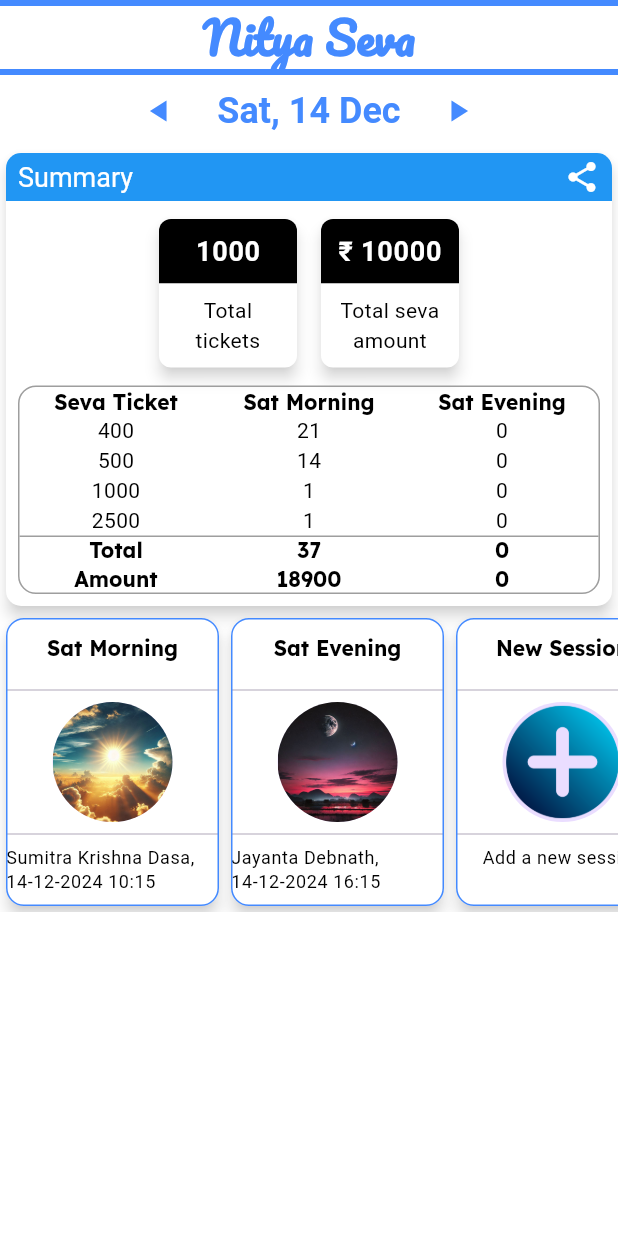
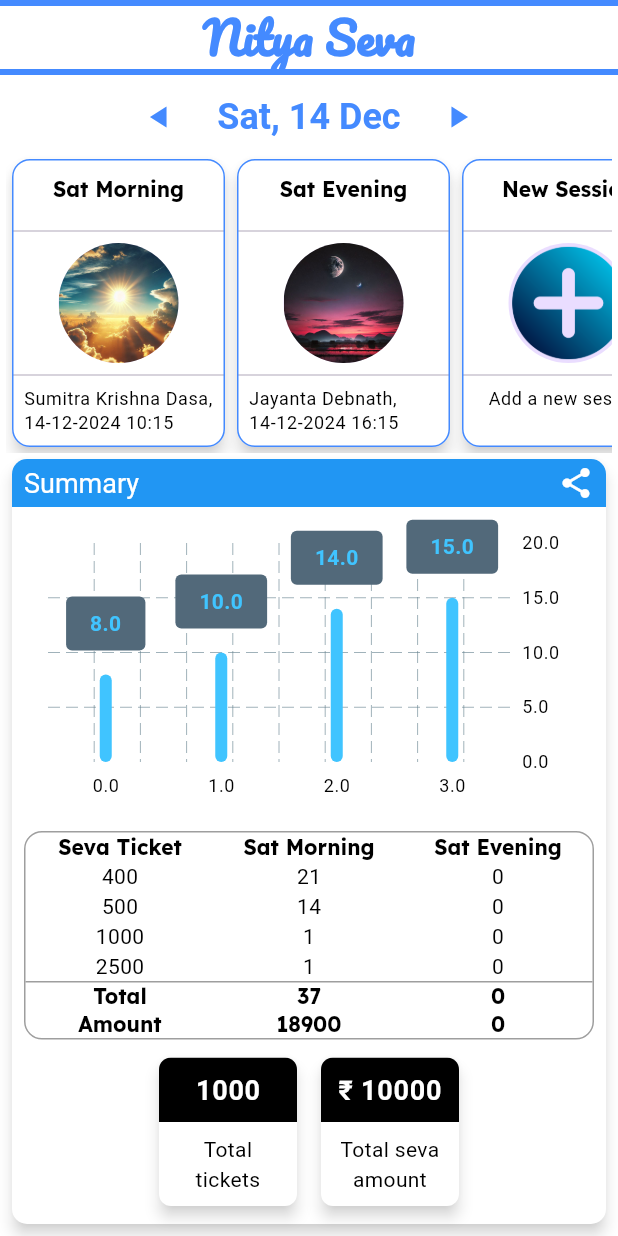
Before and after one commit to jayantadn/vkhillseva, a Flutter app: the screen it shows after launch, on a phone screen of 412 x 824 dp. Run offline on Flutter 3.47's test engine with Material 3 defaults, Android fonts, the phone set to English and light mode, and no system bars; drawn by our look-alikes of fl_chart; our stand-ins replace firebase_core, google_fonts, synchronized; accounts and stored records are empty; Roboto replaces fonts that are missing (Mogra).

Commit message:
Add payment mode chart to DaySummary and update layout in NityaSeva

```diff
--- a/lib/nitya_seva/day_summary.dart
+++ b/lib/nitya_seva/day_summary.dart
@@ -1,5 +1,6 @@
 import 'package:flutter/material.dart';
 import 'package:synchronized/synchronized.dart';
+import 'package:fl_chart/fl_chart.dart';
 
 class DaySummary extends StatefulWidget {
   const DaySummary({super.key});
@@ -264,6 +265,80 @@ class _DaySummaryState extends State<DaySummary> {
     );
   }
 
+  Widget _createModeChart(BuildContext context) {
+    return BarChart(
+      BarChartData(
+        alignment: BarChartAlignment.spaceAround,
+        maxY: 20,
+        barTouchData: BarTouchData(enabled: false),
+        titlesData: FlTitlesData(
+          leftTitles: AxisTitles(
+            sideTitles: SideTitles(showTitles: false), // Hide left titles
+          ),
+          rightTitles: AxisTitles(
+            sideTitles: SideTitles(
+              showTitles: true,
+              reservedSize:
+                  40, // Reserve some fixed space for the labels on the right
+              getTitlesWidget: (value, meta) {
+                return Padding(
+                  padding: const EdgeInsets.only(
+                      left: 8.0), // Add padding to the left
+                  child: Text(
+                    value.toString(),
+                    style: Theme.of(context).textTheme.bodySmall,
+                  ),
+                );
+              },
+            ),
+          ),
+          bottomTitles: AxisTitles(
+            sideTitles: SideTitles(
+              showTitles: true,
+              reservedSize: 22, // Add some reserved size for padding
+              getTitlesWidget: (value, meta) {
+                return Padding(
+                  padding:
+                      const EdgeInsets.only(top: 8.0), // Add padding to the top
+                  child: Text(
+                    value.toString(),
+                    style: Theme.of(context).textTheme.bodySmall,
+                  ),
+                );
+              },
+            ),
+          ),
+          topTitles: AxisTitles(
+            sideTitles: SideTitles(showTitles: false), // Hide top titles
+          ),
+        ),
+        borderData: FlBorderData(show: false),
+        barGroups: [
+          BarChartGroupData(
+            x: 0,
+            barRods: [BarChartRodData(toY: 8, color: Colors.lightBlueAccent)],
+            showingTooltipIndicators: [0],
+          ),
+          BarChartGroupData(
+            x: 1,
+            barRods: [BarChartRodData(toY: 10, color: Colors.lightBlueAccent)],
+            showingTooltipIndicators: [0],
+          ),
+          BarChartGroupData(
+            x: 2,
+            barRods: [BarChartRodData(toY: 14, color: Colors.lightBlueAccent)],
+            showingTooltipIndicators: [0],
+          ),
+          BarChartGroupData(
+            x: 3,
+            barRods: [BarChartRodData(toY: 15, color: Colors.lightBlueAccent)],
+            showingTooltipIndicators: [0],
+          ),
+        ],
+      ),
+    );
+  }
+
   @override
   Widget build(BuildContext context) {
     return Card(
@@ -280,13 +355,23 @@ class _DaySummaryState extends State<DaySummary> {
             padding: EdgeInsets.all(8.0),
             child: Column(
               children: [
-                // tiles for total
-                _createGrandTotal(context),
+                // create chart for payment mode
+                SizedBox(
+                    height: 200,
+                    child: Padding(
+                      padding: const EdgeInsets.all(16.0),
+                      child: _createModeChart(context),
+                    )),
 
                 SizedBox(height: 8),
 
                 // table for tickets
                 _createTicketTable(context),
+
+                SizedBox(height: 8),
+
+                // tiles for total
+                _createGrandTotal(context),
               ],
             ),
           ),
--- a/lib/nitya_seva/nitya_seva.dart
+++ b/lib/nitya_seva/nitya_seva.dart
@@ -38,7 +38,9 @@ class _NityaSevaState extends State<NityaSeva> {
         appBar: AppBar(
           title: Text(widget.title),
         ),
-        body: Stack(
+        body: Padding(
+          padding: const EdgeInsets.all(4.0),
+          child: Stack(
             children: [
               RefreshIndicator(
                 onRefresh: refresh,
@@ -48,9 +50,6 @@ class _NityaSevaState extends State<NityaSeva> {
                     DateHeader(
                         callbacks:
                             DateHeaderCallbacks(onChange: (DateTime date) {})),
-
-                  // summary
-                  DaySummary(),
 
                     // slot tiles
                     SingleChildScrollView(
@@ -83,6 +82,9 @@ class _NityaSevaState extends State<NityaSeva> {
                         ],
                       ),
                     ),
+
+                    // summary
+                    DaySummary(),
                   ],
                 ),
               ),
@@ -94,6 +96,7 @@ class _NityaSevaState extends State<NityaSeva> {
             ],
           ),
         ),
+      ),
     );
   }
 }
--- a/lib/widgets/launcher_tile.dart
+++ b/lib/widgets/launcher_tile.dart
@@ -109,9 +109,12 @@ class LauncherTile2 extends StatelessWidget {
                 height: size,
                 child: SingleChildScrollView(
                   scrollDirection: Axis.vertical,
-                  child: Text(
-                    text,
-                    style: Theme.of(context).textTheme.bodySmall,
+                  child: Padding(
+                    padding: const EdgeInsets.symmetric(horizontal: 8.0),
+                    child: Text(
+                      text,
+                      style: Theme.of(context).textTheme.bodySmall,
+                    ),
                   ),
                 ),
               ),
--- a/pubspec.yaml
+++ b/pubspec.yaml
@@ -39,6 +39,7 @@ dependencies:
   google_fonts: ^6.2.1
   intl: ^0.20.1
   synchronized: ^3.3.0+3
+  fl_chart: ^0.69.2
 
 dev_dependencies:
   flutter_test:
```
Also changed, not shown: pubspec.lock. Lines whose indentation alone changed are shown as unchanged.
